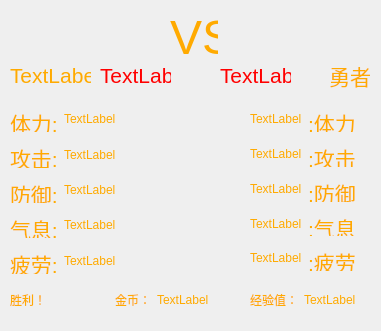
Qt form fight.ui (umaru2001/MagicTower) before a commit.
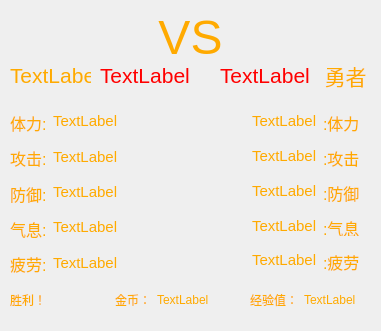
The same form after that commit.

Commit message: 修复了关于任意门的bug 战斗界面小部分优化

```diff
--- a/fight.ui
+++ b/fight.ui
@@ -28,9 +28,9 @@
   <widget class="QLabel" name="label">
    <property name="geometry">
     <rect>
-     <x>170</x>
+     <x>150</x>
      <y>10</y>
-     <width>48</width>
+     <width>81</width>
      <height>55</height>
     </rect>
    </property>
@@ -49,10 +49,10 @@
    </property>
    <layout class="QFormLayout" name="formLayout">
     <property name="verticalSpacing">
-     <number>10</number>
+     <number>14</number>
     </property>
     <property name="topMargin">
-     <number>7</number>
+     <number>11</number>
     </property>
     <item row="0" column="0">
      <widget class="QLabel" name="label_3">
@@ -60,70 +60,76 @@
        <enum>QFrame::NoFrame</enum>
       </property>
       <property name="text">
-       <string>&lt;html&gt;&lt;head/&gt;&lt;body&gt;&lt;p&gt;&lt;span style=&quot; font-size:16pt; color:#ffaa00;&quot;&gt;体力:&lt;/span&gt;&lt;/p&gt;&lt;/body&gt;&lt;/html&gt;</string>
+       <string>&lt;html&gt;&lt;head/&gt;&lt;body&gt;&lt;p&gt;&lt;span style=&quot; font-size:12pt; color:#ffaa00;&quot;&gt;体力:&lt;/span&gt;&lt;/p&gt;&lt;/body&gt;&lt;/html&gt;</string>
       </property>
      </widget>
     </item>
     <item row="1" column="0">
      <widget class="QLabel" name="label_1">
       <property name="text">
-       <string>&lt;html&gt;&lt;head/&gt;&lt;body&gt;&lt;p&gt;&lt;span style=&quot; font-size:16pt; color:#ffaa00;&quot;&gt;攻击:&lt;/span&gt;&lt;/p&gt;&lt;/body&gt;&lt;/html&gt;</string>
+       <string>&lt;html&gt;&lt;head/&gt;&lt;body&gt;&lt;p&gt;&lt;span style=&quot; font-size:12pt; color:#ffaa00;&quot;&gt;攻击:&lt;/span&gt;&lt;/p&gt;&lt;/body&gt;&lt;/html&gt;</string>
       </property>
      </widget>
     </item>
     <item row="1" column="1">
      <widget class="QLabel" name="mo_at">
       <property name="text">
-       <string>&lt;html&gt;&lt;head/&gt;&lt;body&gt;&lt;p&gt;&lt;span style=&quot; color:#ffaa00;&quot;&gt;TextLabel&lt;/span&gt;&lt;/p&gt;&lt;/body&gt;&lt;/html&gt;</string>
+       <string>&lt;html&gt;&lt;head/&gt;&lt;body&gt;&lt;p&gt;&lt;span style=&quot; font-size:11pt; color:#ffaa00;&quot;&gt;TextLabel&lt;/span&gt;&lt;/p&gt;&lt;/body&gt;&lt;/html&gt;</string>
       </property>
      </widget>
     </item>
     <item row="2" column="0">
      <widget class="QLabel" name="label_2">
       <property name="text">
-       <string>&lt;html&gt;&lt;head/&gt;&lt;body&gt;&lt;p&gt;&lt;span style=&quot; font-size:16pt; color:#ffaa00;&quot;&gt;防御:&lt;/span&gt;&lt;/p&gt;&lt;/body&gt;&lt;/html&gt;</string>
+       <string>&lt;html&gt;&lt;head/&gt;&lt;body&gt;&lt;p&gt;&lt;span style=&quot; font-size:12pt; color:#ffaa00;&quot;&gt;防御:&lt;/span&gt;&lt;/p&gt;&lt;/body&gt;&lt;/html&gt;</string>
       </property>
      </widget>
     </item>
     <item row="2" column="1">
      <widget class="QLabel" name="mo_df">
       <property name="text">
-       <string>&lt;html&gt;&lt;head/&gt;&lt;body&gt;&lt;p&gt;&lt;span style=&quot; color:#ffaa00;&quot;&gt;TextLabel&lt;/span&gt;&lt;/p&gt;&lt;/body&gt;&lt;/html&gt;</string>
+       <string>&lt;html&gt;&lt;head/&gt;&lt;body&gt;&lt;p&gt;&lt;span style=&quot; font-size:11pt; color:#ffaa00;&quot;&gt;TextLabel&lt;/span&gt;&lt;/p&gt;&lt;/body&gt;&lt;/html&gt;</string>
       </property>
      </widget>
     </item>
     <item row="3" column="0">
      <widget class="QLabel" name="label_5">
       <property name="text">
-       <string>&lt;html&gt;&lt;head/&gt;&lt;body&gt;&lt;p&gt;&lt;span style=&quot; font-size:16pt; color:#ffaa00;&quot;&gt;气息:&lt;/span&gt;&lt;/p&gt;&lt;/body&gt;&lt;/html&gt;</string>
+       <string>&lt;html&gt;&lt;head/&gt;&lt;body&gt;&lt;p&gt;&lt;span style=&quot; font-size:12pt; color:#ffaa00;&quot;&gt;气息:&lt;/span&gt;&lt;/p&gt;&lt;/body&gt;&lt;/html&gt;</string>
       </property>
      </widget>
     </item>
     <item row="3" column="1">
      <widget class="QLabel" name="mo_ma">
       <property name="text">
-       <string>&lt;html&gt;&lt;head/&gt;&lt;body&gt;&lt;p&gt;&lt;span style=&quot; color:#ffaa00;&quot;&gt;TextLabel&lt;/span&gt;&lt;/p&gt;&lt;/body&gt;&lt;/html&gt;</string>
+       <string>&lt;html&gt;&lt;head/&gt;&lt;body&gt;&lt;p&gt;&lt;span style=&quot; font-size:11pt; color:#ffaa00;&quot;&gt;TextLabel&lt;/span&gt;&lt;/p&gt;&lt;/body&gt;&lt;/html&gt;</string>
       </property>
      </widget>
     </item>
     <item row="4" column="0">
      <widget class="QLabel" name="label_7">
       <property name="text">
-       <string>&lt;html&gt;&lt;head/&gt;&lt;body&gt;&lt;p&gt;&lt;span style=&quot; font-size:16pt; color:#ffaa00;&quot;&gt;疲劳:&lt;/span&gt;&lt;/p&gt;&lt;/body&gt;&lt;/html&gt;</string>
+       <string>&lt;html&gt;&lt;head/&gt;&lt;body&gt;&lt;p&gt;&lt;span style=&quot; font-size:12pt; color:#ffaa00;&quot;&gt;疲劳:&lt;/span&gt;&lt;/p&gt;&lt;/body&gt;&lt;/html&gt;</string>
       </property>
      </widget>
     </item>
     <item row="4" column="1">
      <widget class="QLabel" name="mo_ti">
       <property name="text">
-       <string>&lt;html&gt;&lt;head/&gt;&lt;body&gt;&lt;p&gt;&lt;span style=&quot; color:#ffaa00;&quot;&gt;TextLabel&lt;/span&gt;&lt;/p&gt;&lt;/body&gt;&lt;/html&gt;</string>
+       <string>&lt;html&gt;&lt;head/&gt;&lt;body&gt;&lt;p&gt;&lt;span style=&quot; font-size:11pt; color:#ffaa00;&quot;&gt;TextLabel&lt;/span&gt;&lt;/p&gt;&lt;/body&gt;&lt;/html&gt;</string>
       </property>
      </widget>
     </item>
     <item row="0" column="1">
      <widget class="QLabel" name="mo_hp">
+      <property name="sizePolicy">
+       <sizepolicy hsizetype="Preferred" vsizetype="Preferred">
+        <horstretch>0</horstretch>
+        <verstretch>0</verstretch>
+       </sizepolicy>
+      </property>
       <property name="text">
-       <string>&lt;html&gt;&lt;head/&gt;&lt;body&gt;&lt;p&gt;&lt;span style=&quot; color:#ffaa00;&quot;&gt;TextLabel&lt;/span&gt;&lt;/p&gt;&lt;/body&gt;&lt;/html&gt;</string>
+       <string>&lt;html&gt;&lt;head/&gt;&lt;body&gt;&lt;p&gt;&lt;span style=&quot; font-size:11pt; color:#ffaa00;&quot;&gt;TextLabel&lt;/span&gt;&lt;/p&gt;&lt;/body&gt;&lt;/html&gt;</string>
       </property>
      </widget>
     </item>
@@ -132,86 +138,92 @@
   <widget class="QWidget" name="formLayoutWidget_2">
    <property name="geometry">
     <rect>
-     <x>250</x>
+     <x>240</x>
      <y>100</y>
-     <width>121</width>
+     <width>131</width>
      <height>171</height>
     </rect>
    </property>
    <layout class="QFormLayout" name="formLayout_2">
     <property name="verticalSpacing">
-     <number>10</number>
+     <number>14</number>
+    </property>
+    <property name="leftMargin">
+     <number>12</number>
     </property>
     <property name="topMargin">
-     <number>7</number>
+     <number>11</number>
+    </property>
+    <property name="rightMargin">
+     <number>0</number>
     </property>
     <item row="0" column="0">
      <widget class="QLabel" name="my_hp">
       <property name="text">
-       <string>&lt;html&gt;&lt;head/&gt;&lt;body&gt;&lt;p&gt;&lt;span style=&quot; color:#ffaa00;&quot;&gt;TextLabel&lt;/span&gt;&lt;/p&gt;&lt;/body&gt;&lt;/html&gt;</string>
+       <string>&lt;html&gt;&lt;head/&gt;&lt;body&gt;&lt;p&gt;&lt;span style=&quot; font-size:11pt; color:#ffaa00;&quot;&gt;TextLabel&lt;/span&gt;&lt;/p&gt;&lt;/body&gt;&lt;/html&gt;</string>
       </property>
      </widget>
     </item>
     <item row="0" column="1">
      <widget class="QLabel" name="mtat_3">
       <property name="text">
-       <string>&lt;html&gt;&lt;head/&gt;&lt;body&gt;&lt;p&gt;&lt;span style=&quot; font-size:16pt; color:#ffaa00;&quot;&gt;:体力&lt;/span&gt;&lt;/p&gt;&lt;/body&gt;&lt;/html&gt;</string>
+       <string>&lt;html&gt;&lt;head/&gt;&lt;body&gt;&lt;p&gt;&lt;span style=&quot; font-size:12pt; color:#ffaa00;&quot;&gt;:体力&lt;/span&gt;&lt;/p&gt;&lt;/body&gt;&lt;/html&gt;</string>
       </property>
      </widget>
     </item>
     <item row="1" column="0">
      <widget class="QLabel" name="my_at">
       <property name="text">
-       <string>&lt;html&gt;&lt;head/&gt;&lt;body&gt;&lt;p&gt;&lt;span style=&quot; color:#ffaa00;&quot;&gt;TextLabel&lt;/span&gt;&lt;/p&gt;&lt;/body&gt;&lt;/html&gt;</string>
+       <string>&lt;html&gt;&lt;head/&gt;&lt;body&gt;&lt;p&gt;&lt;span style=&quot; font-size:11pt; color:#ffaa00;&quot;&gt;TextLabel&lt;/span&gt;&lt;/p&gt;&lt;/body&gt;&lt;/html&gt;</string>
       </property>
      </widget>
     </item>
     <item row="1" column="1">
      <widget class="QLabel" name="mtat_2">
       <property name="text">
-       <string>&lt;html&gt;&lt;head/&gt;&lt;body&gt;&lt;p&gt;&lt;span style=&quot; font-size:16pt; color:#ffaa00;&quot;&gt;:攻击&lt;/span&gt;&lt;/p&gt;&lt;/body&gt;&lt;/html&gt;</string>
+       <string>&lt;html&gt;&lt;head/&gt;&lt;body&gt;&lt;p&gt;&lt;span style=&quot; font-size:12pt; color:#ffaa00;&quot;&gt;:攻击&lt;/span&gt;&lt;/p&gt;&lt;/body&gt;&lt;/html&gt;</string>
       </property>
      </widget>
     </item>
     <item row="2" column="0">
      <widget class="QLabel" name="my_df">
       <property name="text">
-       <string>&lt;html&gt;&lt;head/&gt;&lt;body&gt;&lt;p&gt;&lt;span style=&quot; color:#ffaa00;&quot;&gt;TextLabel&lt;/span&gt;&lt;/p&gt;&lt;/body&gt;&lt;/html&gt;</string>
+       <string>&lt;html&gt;&lt;head/&gt;&lt;body&gt;&lt;p&gt;&lt;span style=&quot; font-size:11pt; color:#ffaa00;&quot;&gt;TextLabel&lt;/span&gt;&lt;/p&gt;&lt;/body&gt;&lt;/html&gt;</string>
       </property>
      </widget>
     </item>
     <item row="2" column="1">
      <widget class="QLabel" name="mtdf_2">
       <property name="text">
-       <string>&lt;html&gt;&lt;head/&gt;&lt;body&gt;&lt;p&gt;&lt;span style=&quot; font-size:16pt; color:#ffaa00;&quot;&gt;:防御&lt;/span&gt;&lt;/p&gt;&lt;/body&gt;&lt;/html&gt;</string>
+       <string>&lt;html&gt;&lt;head/&gt;&lt;body&gt;&lt;p&gt;&lt;span style=&quot; font-size:12pt; color:#ffaa00;&quot;&gt;:防御&lt;/span&gt;&lt;/p&gt;&lt;/body&gt;&lt;/html&gt;</string>
       </property>
      </widget>
     </item>
     <item row="3" column="0">
      <widget class="QLabel" name="my_ma">
       <property name="text">
-       <string>&lt;html&gt;&lt;head/&gt;&lt;body&gt;&lt;p&gt;&lt;span style=&quot; color:#ffaa00;&quot;&gt;TextLabel&lt;/span&gt;&lt;/p&gt;&lt;/body&gt;&lt;/html&gt;</string>
+       <string>&lt;html&gt;&lt;head/&gt;&lt;body&gt;&lt;p&gt;&lt;span style=&quot; font-size:11pt; color:#ffaa00;&quot;&gt;TextLabel&lt;/span&gt;&lt;/p&gt;&lt;/body&gt;&lt;/html&gt;</string>
       </property>
      </widget>
     </item>
     <item row="3" column="1">
      <widget class="QLabel" name="label_12">
       <property name="text">
-       <string>&lt;html&gt;&lt;head/&gt;&lt;body&gt;&lt;p&gt;&lt;span style=&quot; font-size:16pt; color:#ffaa00;&quot;&gt;:气息&lt;/span&gt;&lt;/p&gt;&lt;/body&gt;&lt;/html&gt;</string>
+       <string>&lt;html&gt;&lt;head/&gt;&lt;body&gt;&lt;p&gt;&lt;span style=&quot; font-size:12pt; color:#ffaa00;&quot;&gt;:气息&lt;/span&gt;&lt;/p&gt;&lt;/body&gt;&lt;/html&gt;</string>
       </property>
      </widget>
     </item>
     <item row="4" column="0">
      <widget class="QLabel" name="my_ti">
       <property name="text">
-       <string>&lt;html&gt;&lt;head/&gt;&lt;body&gt;&lt;p&gt;&lt;span style=&quot; color:#ffaa00;&quot;&gt;TextLabel&lt;/span&gt;&lt;/p&gt;&lt;/body&gt;&lt;/html&gt;</string>
+       <string>&lt;html&gt;&lt;head/&gt;&lt;body&gt;&lt;p&gt;&lt;span style=&quot; font-size:11pt; color:#ffaa00;&quot;&gt;TextLabel&lt;/span&gt;&lt;/p&gt;&lt;/body&gt;&lt;/html&gt;</string>
       </property>
      </widget>
     </item>
     <item row="4" column="1">
      <widget class="QLabel" name="label_14">
       <property name="text">
-       <string>&lt;html&gt;&lt;head/&gt;&lt;body&gt;&lt;p&gt;&lt;span style=&quot; font-size:16pt; color:#ffaa00;&quot;&gt;:疲劳&lt;/span&gt;&lt;/p&gt;&lt;/body&gt;&lt;/html&gt;</string>
+       <string>&lt;html&gt;&lt;head/&gt;&lt;body&gt;&lt;p&gt;&lt;span style=&quot; font-size:12pt; color:#ffaa00;&quot;&gt;:疲劳&lt;/span&gt;&lt;/p&gt;&lt;/body&gt;&lt;/html&gt;</string>
       </property>
      </widget>
     </item>
@@ -296,7 +308,7 @@
     <string>&lt;html&gt;&lt;head/&gt;&lt;body&gt;&lt;p&gt;&lt;span style=&quot; font-size:16pt; color:#ffaa00;&quot;&gt;勇者&lt;/span&gt;&lt;/p&gt;&lt;/body&gt;&lt;/html&gt;</string>
    </property>
    <property name="alignment">
-    <set>Qt::AlignRight|Qt::AlignTrailing|Qt::AlignVCenter</set>
+    <set>Qt::AlignCenter</set>
    </property>
   </widget>
   <widget class="QLabel" name="mo_minhp">
@@ -304,7 +316,7 @@
     <rect>
      <x>100</x>
      <y>60</y>
-     <width>71</width>
+     <width>91</width>
      <height>31</height>
     </rect>
    </property>
@@ -317,7 +329,7 @@
     <rect>
      <x>220</x>
      <y>60</y>
-     <width>71</width>
+     <width>91</width>
      <height>31</height>
     </rect>
    </property>
```
The commit also changes 3 other files.
